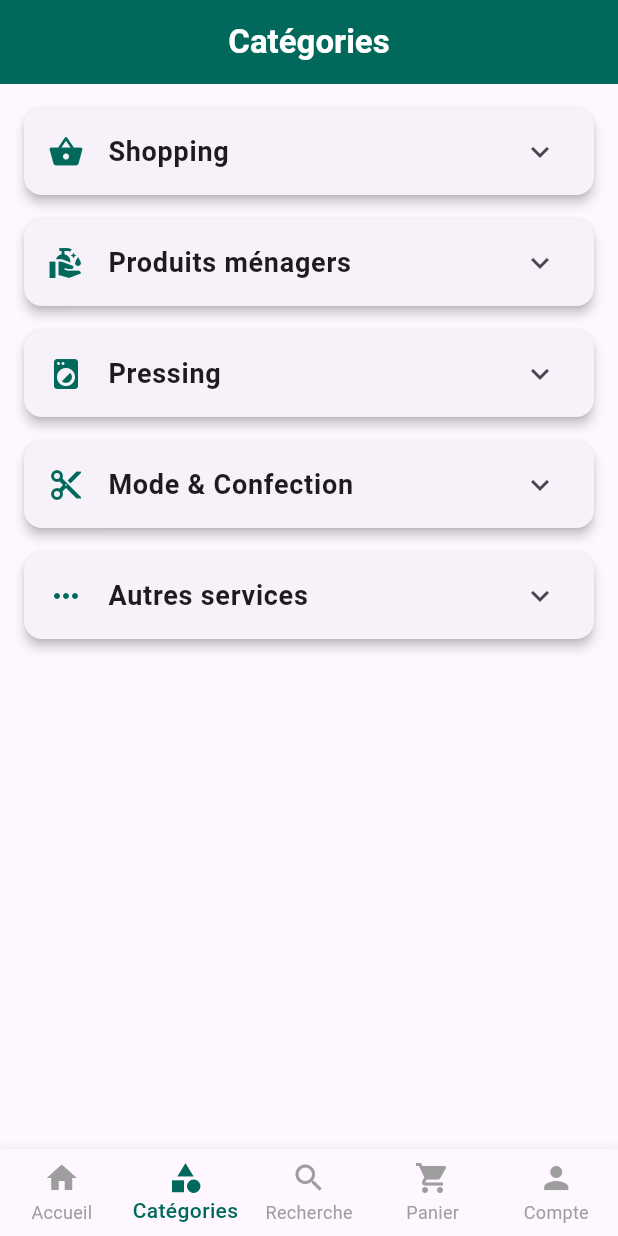
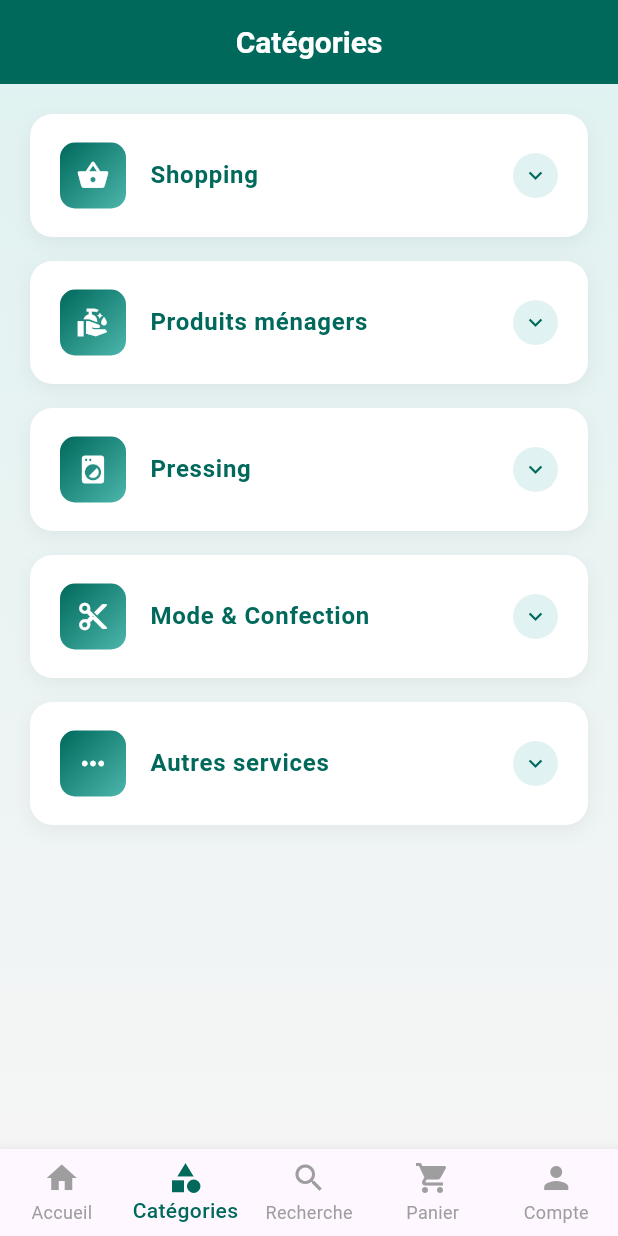
Before and after one commit to Idriss-rayan/ARAservice, a Flutter app: the screen it shows after launch, item 2 of the bottom bar chosen, on a phone screen of 412 x 824 dp. Run offline on Flutter 3.47's test engine with Material 3 defaults, Android fonts, the phone set to English and light mode, and no system bars; Roboto replaces fonts that are missing (Poppins).

Commit message:
add new file

```diff
--- a/lib/main.dart
+++ b/lib/main.dart
@@ -237,10 +237,10 @@ class _MainNavigationScreenState extends State<MainNavigationScreen> {
     super.initState();
     _screens.addAll([
       HomeScreen(cartItems: cartItems),
-      CategoriesScreen(),
-      SearchScreen(),
+      const CategoriesScreen(),
+      const SearchScreen(),
       CartScreen(cartItems: cartItems),
-      AccountScreen(),
+      const AccountScreen(),
     ]);
   }
 
@@ -466,7 +466,7 @@ class HomeScreen extends StatelessWidget {
             const SizedBox(height: 16),
 
             SizedBox(
-              height: 220,
+              height: 230, // Augmenté de 220 à 230
               child: ListView.builder(
                 scrollDirection: Axis.horizontal,
                 itemCount: allProducts.where((p) => p.isPopular).length,
@@ -506,7 +506,7 @@ class HomeScreen extends StatelessWidget {
             const SizedBox(height: 16),
 
             SizedBox(
-              height: 220,
+              height: 230, // Augmenté de 220 à 230
               child: ListView.builder(
                 scrollDirection: Axis.horizontal,
                 itemCount: allProducts.where((p) => p.isNew).length,
@@ -570,7 +570,7 @@ class HomeScreen extends StatelessWidget {
 
   Widget _buildProductCard(BuildContext context, Product product) {
     return Container(
-      width: 160,
+      width: 170, // Augmenté de 160 à 170
       margin: const EdgeInsets.only(right: 16),
       child: Card(
         elevation: 3,
@@ -589,6 +589,7 @@ class HomeScreen extends StatelessWidget {
             child: Column(
               crossAxisAlignment: CrossAxisAlignment.start,
               children: [
+                // Image container avec hauteur fixe
                 Container(
                   height: 100,
                   decoration: BoxDecoration(
@@ -604,7 +605,10 @@ class HomeScreen extends StatelessWidget {
                   ),
                 ),
                 const SizedBox(height: 8),
-                Text(
+                // Nom du produit avec hauteur fixe
+                SizedBox(
+                  height: 40, // Hauteur fixe pour 2 lignes
+                  child: Text(
                     product.name,
                     style: const TextStyle(
                       fontWeight: FontWeight.w600,
@@ -613,12 +617,13 @@ class HomeScreen extends StatelessWidget {
                     maxLines: 2,
                     overflow: TextOverflow.ellipsis,
                   ),
+                ),
                 const SizedBox(height: 4),
                 Text(
                   product.category,
                   style: const TextStyle(color: Colors.grey, fontSize: 12),
                 ),
-                const SizedBox(height: 8),
+                const Spacer(), // Pousse le prix en bas
                 Row(
                   mainAxisAlignment: MainAxisAlignment.spaceBetween,
                   children: [
@@ -633,8 +638,8 @@ class HomeScreen extends StatelessWidget {
                     Container(
                       padding: const EdgeInsets.symmetric(
                         horizontal: 8,
-                        vertical: 2,
-                      ),
+                        vertical: 4,
+                      ), // Padding augmenté
                       decoration: BoxDecoration(
                         color: const Color(0xFF4DB6AC),
                         borderRadius: BorderRadius.circular(10),
@@ -663,40 +668,153 @@ class CategoriesScreen extends StatelessWidget {
   @override
   Widget build(BuildContext context) {
     return Scaffold(
-      appBar: AppBar(title: const Text('Catégories')),
-      body: ListView.builder(
-        padding: const EdgeInsets.all(16),
+      appBar: AppBar(
+        title: const Text(
+          'Catégories',
+          style: TextStyle(fontWeight: FontWeight.w600, fontSize: 20),
+        ),
+        elevation: 0,
+        backgroundColor: const Color(0xFF00695C),
+      ),
+      body: Container(
+        decoration: const BoxDecoration(
+          gradient: LinearGradient(
+            begin: Alignment.topCenter,
+            end: Alignment.bottomCenter,
+            colors: [
+              Color(0xFFE0F2F1), // Vert très clair
+              Color(0xFFF5F5F5), // Gris très léger pour le contraste
+            ],
+          ),
+        ),
+        child: ListView.builder(
+          padding: const EdgeInsets.all(20),
           itemCount: categories.length,
           itemBuilder: (context, index) {
             final category = categories[index];
-          return Card(
+            return Container(
               margin: const EdgeInsets.only(bottom: 16),
-            elevation: 3,
-            shape: RoundedRectangleBorder(
-              borderRadius: BorderRadius.circular(12),
-            ),
+              decoration: BoxDecoration(
+                borderRadius: BorderRadius.circular(15),
+                boxShadow: [
+                  BoxShadow(
+                    color: Colors.black.withOpacity(0.05),
+                    blurRadius: 10,
+                    offset: const Offset(0, 4),
+                  ),
+                ],
+              ),
+              child: ClipRRect(
+                borderRadius: BorderRadius.circular(15),
+                child: Material(
+                  color: Colors.white,
                   child: ExpansionTile(
-              leading: Icon(category.icon, color: const Color(0xFF00695C)),
+                    tilePadding: const EdgeInsets.symmetric(
+                      horizontal: 20,
+                      vertical: 12,
+                    ),
+                    leading: Container(
+                      width: 44,
+                      height: 44,
+                      decoration: BoxDecoration(
+                        gradient: LinearGradient(
+                          begin: Alignment.topLeft,
+                          end: Alignment.bottomRight,
+                          colors: [
+                            const Color(0xFF00695C),
+                            const Color(0xFF4DB6AC),
+                          ],
+                        ),
+                        borderRadius: BorderRadius.circular(10),
+                      ),
+                      child: Icon(category.icon, color: Colors.white, size: 22),
+                    ),
                     title: Text(
                       category.name,
                       style: const TextStyle(
+                        fontSize: 16,
                         fontWeight: FontWeight.w600,
-                  fontSize: 18,
+                        color: Color(0xFF00695C),
+                      ),
+                    ),
+                    trailing: Container(
+                      width: 30,
+                      height: 30,
+                      decoration: BoxDecoration(
+                        color: const Color(0xFFE0F2F1),
+                        shape: BoxShape.circle,
+                      ),
+                      child: const Icon(
+                        Icons.expand_more,
+                        color: Color(0xFF00695C),
+                        size: 18,
                       ),
                     ),
                     children: category.subcategories.map((subcategory) {
-                return ListTile(
-                  leading: const SizedBox(width: 40),
-                  title: Text(subcategory),
-                  trailing: const Icon(Icons.chevron_right, color: Colors.grey),
+                      return Container(
+                        decoration: BoxDecoration(
+                          gradient: LinearGradient(
+                            begin: Alignment.centerLeft,
+                            end: Alignment.centerRight,
+                            colors: [
+                              const Color(0xFFF8FDFC),
+                              const Color(0xFFE8F5F4),
+                            ],
+                          ),
+                        ),
+                        child: ListTile(
+                          contentPadding: const EdgeInsets.symmetric(
+                            horizontal: 40,
+                            vertical: 10,
+                          ),
+                          leading: Container(
+                            width: 8,
+                            height: 8,
+                            decoration: BoxDecoration(
+                              color: const Color(0xFF4DB6AC),
+                              shape: BoxShape.circle,
+                            ),
+                          ),
+                          title: Text(
+                            subcategory,
+                            style: const TextStyle(
+                              fontSize: 15,
+                              fontWeight: FontWeight.w500,
+                              color: Color(0xFF37474F),
+                            ),
+                          ),
+                          trailing: Container(
+                            width: 28,
+                            height: 28,
+                            decoration: BoxDecoration(
+                              gradient: LinearGradient(
+                                begin: Alignment.topLeft,
+                                end: Alignment.bottomRight,
+                                colors: [
+                                  const Color(0xFF4DB6AC).withOpacity(0.1),
+                                  const Color(0xFF4DB6AC).withOpacity(0.2),
+                                ],
+                              ),
+                              borderRadius: BorderRadius.circular(8),
+                            ),
+                            child: const Icon(
+                              Icons.chevron_right,
+                              color: Color(0xFF4DB6AC),
+                              size: 16,
+                            ),
+                          ),
                           onTap: () {
                             // Naviguer vers les produits de la sous-catégorie
                           },
+                        ),
                       );
                     }).toList(),
                   ),
-          );
-        },
+                ),
+              ),
+            );
+          },
+        ),
       ),
     );
   }
@@ -746,9 +864,11 @@ class _SearchScreenState extends State<SearchScreen> {
           // Filtres
           Padding(
             padding: const EdgeInsets.symmetric(horizontal: 16),
-            child: Row(
-              children: [
-                Expanded(
+            child: Column(
+              children: [
+                // Dropdown avec largeur fixe
+                SizedBox(
+                  width: double.infinity, // Prend toute la largeur
                   child: DropdownButtonFormField<String>(
                     value: _selectedCategory,
                     decoration: InputDecoration(
@@ -756,12 +876,21 @@ class _SearchScreenState extends State<SearchScreen> {
                       border: OutlineInputBorder(
                         borderRadius: BorderRadius.circular(10),
                       ),
-                    ),
+                      contentPadding: const EdgeInsets.symmetric(
+                        horizontal: 12,
+                        vertical: 16,
+                      ),
+                    ),
+                    isExpanded: true, // Important pour éviter l'overflow
                     items: ['Toutes', ...categories.map((cat) => cat.name)].map(
                       (String value) {
                         return DropdownMenuItem<String>(
                           value: value,
-                          child: Text(value),
+                          child: Text(
+                            value,
+                            overflow:
+                                TextOverflow.ellipsis, // Gère les textes longs
+                          ),
                         );
                       },
                     ).toList(),
@@ -773,9 +902,8 @@ class _SearchScreenState extends State<SearchScreen> {
                     },
                   ),
                 ),
-                const SizedBox(width: 16),
-                Expanded(
-                  child: Column(
+                const SizedBox(height: 16),
+                Column(
                   crossAxisAlignment: CrossAxisAlignment.start,
                   children: [
                     Text('Prix max: ${_priceRange.toStringAsFixed(0)} €'),
@@ -793,7 +921,6 @@ class _SearchScreenState extends State<SearchScreen> {
                     ),
                   ],
                 ),
-                ),
               ],
             ),
           ),
@@ -807,7 +934,8 @@ class _SearchScreenState extends State<SearchScreen> {
                 crossAxisCount: 2,
                 crossAxisSpacing: 16,
                 mainAxisSpacing: 16,
-                childAspectRatio: 0.75,
+                childAspectRatio:
+                    0.8, // Changé de 0.75 à 0.8 pour plus d'espace
               ),
               itemCount: _filteredProducts.length,
               itemBuilder: (context, index) {
@@ -840,7 +968,7 @@ class _SearchScreenState extends State<SearchScreen> {
 
   Widget _buildSearchProductCard(BuildContext context, Product product) {
     return Card(
-      elevation: 3,
+      elevation: 0,
       shape: RoundedRectangleBorder(borderRadius: BorderRadius.circular(12)),
       child: InkWell(
         borderRadius: BorderRadius.circular(12),
@@ -856,8 +984,10 @@ class _SearchScreenState extends State<SearchScreen> {
           child: Column(
             crossAxisAlignment: CrossAxisAlignment.start,
             children: [
+              // Image container
               Container(
-                height: 120,
+                height: 110, // Réduit de 120 à 110
+                width: double.infinity,
                 decoration: BoxDecoration(
                   color: const Color(0xFFE0F2F1),
                   borderRadius: BorderRadius.circular(8),
@@ -871,7 +1001,10 @@ class _SearchScreenState extends State<SearchScreen> {
                 ),
               ),
               const SizedBox(height: 8),
-              Text(
+              // Nom du produit avec hauteur fixe
+              SizedBox(
+                height: 40, // Hauteur fixe pour 2 lignes
+                child: Text(
                   product.name,
                   style: const TextStyle(
                     fontWeight: FontWeight.w600,
@@ -880,17 +1013,18 @@ class _SearchScreenState extends State<SearchScreen> {
                   maxLines: 2,
                   overflow: TextOverflow.ellipsis,
                 ),
+              ),
               const SizedBox(height: 4),
               Text(
                 product.category,
                 style: const TextStyle(color: Colors.grey, fontSize: 12),
               ),
-              const Spacer(),
+              const Spacer(), // Pousse le prix en bas
               Text(
                 '${product.price.toStringAsFixed(2)} €',
                 style: const TextStyle(
                   fontWeight: FontWeight.bold,
-                  fontSize: 16,
+                  fontSize: 10,
                   color: Color(0xFF00695C),
                 ),
               ),
```
Lines whose indentation alone changed are shown as unchanged.
